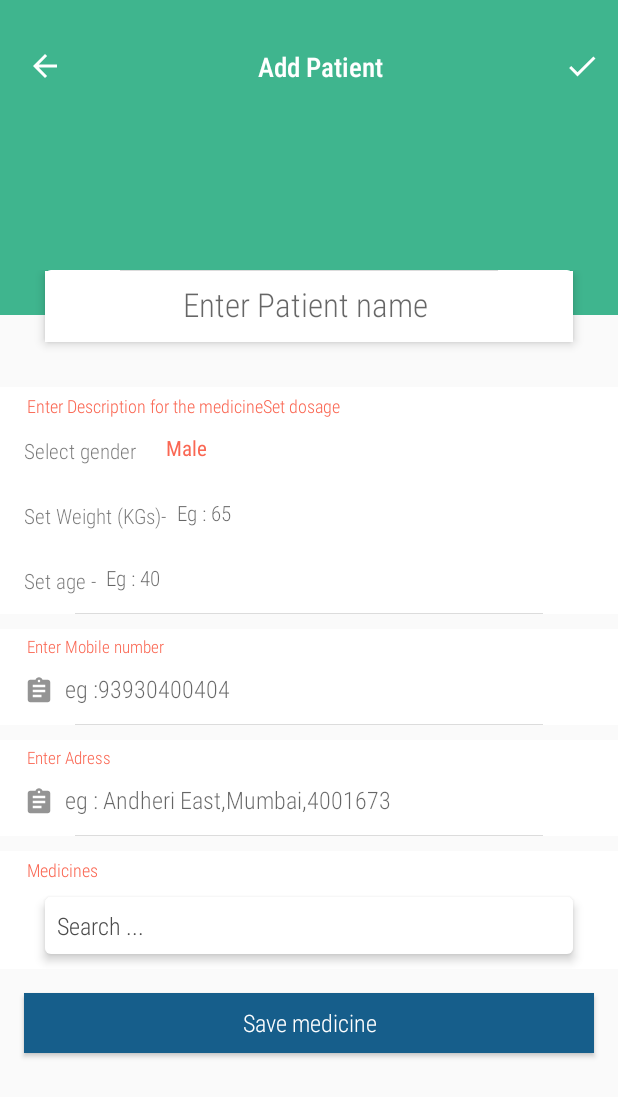
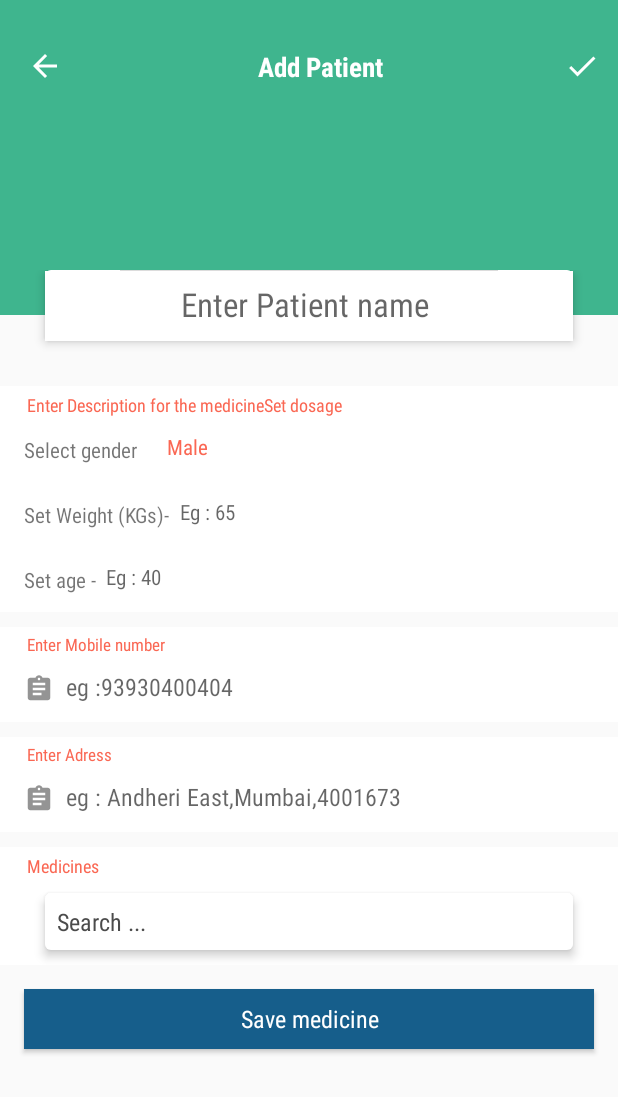
Before and after one commit to saijayant/DoctorsPrescription, an Android app: the AddPatientActivity screen opened directly, with no data from a screen before it, on a phone screen of 412 x 824 dp. Shown: the top 1097 px of the screen. Run offline under Robolectric (Android 15) with nearby library versions, the phone set to English and light mode, and no system bars.

```diff
--- a/app/src/main/java/com/sai_jayant/doctorprescription/AddPatientActivity.java
+++ b/app/src/main/java/com/sai_jayant/doctorprescription/AddPatientActivity.java
@@ -154,7 +154,7 @@ public class AddPatientActivity extends AppCompatActivity {
 
                         if (!age.getText().toString().equalsIgnoreCase("")) {
 
-                            SimpleDateFormat dateFormat = new SimpleDateFormat("dd-MMMM-yyyy hh.mm.aa");
+                            SimpleDateFormat dateFormat = new SimpleDateFormat("hh-mm-ss-dd-MM-yy-EE");
                             String formattedDate = dateFormat.format(new Date()).toString();
                             System.out.println(formattedDate);
                             date_now = formattedDate;
@@ -168,7 +168,7 @@ public class AddPatientActivity extends AppCompatActivity {
 
                                         count = count + 1;
 
-                                        med = med + "\n" + contactNumberLists.get(i).getMedicine_name() + " (" + contactNumberLists.get(i).getMedicine_type() + ")" + "\n\n" + contactNumberLists.get(i).getDosages() + "  " + contactNumberLists.get(i).getMedicine_type() + " " + ", " + contactNumberLists.get(i).getFrequency() + "  " + " For " + contactNumberLists.get(i).getDays() + "  " + "\nTake this medicine  " + contactNumberLists.get(i).getFood() + "  " + " \n ........................................................................\n";
+                                        med = med + contactNumberLists.get(i).getMedicine_name() + " (" + contactNumberLists.get(i).getMedicine_type() + ")" + "\n\n" + contactNumberLists.get(i).getDosages() + "  " + contactNumberLists.get(i).getMedicine_type() + " " + ", " + contactNumberLists.get(i).getFrequency() + "  " + " For " + contactNumberLists.get(i).getDays() + "  " + "\nTake this medicine  " + contactNumberLists.get(i).getFood() + "  " + " \n ........................................................................\n\n";
 
                                         String medd = med;
                                     } else {
@@ -311,6 +311,7 @@ public class AddPatientActivity extends AppCompatActivity {
                 String setDays = data.getStringExtra("setDays");
                 String from_cos = data.getStringExtra("from_cos");
                 String med_id = data.getStringExtra("med_id");
+                Boolean checked = data.getBooleanExtra("checked",false);
 
                 int position = data.getIntExtra("position", 0);
 
@@ -339,6 +340,7 @@ public class AddPatientActivity extends AppCompatActivity {
                 m.setFrequency(setFrequency);
                 m.setDays(setDays);
                 m.setMed_id(med_id);
+                m.setSelected(checked);
 
 
                 for (int i = 0; i < contactNumberLists.size(); i++) {
--- a/app/src/main/java/com/sai_jayant/doctorprescription/CostomChildClass.java
+++ b/app/src/main/java/com/sai_jayant/doctorprescription/CostomChildClass.java
@@ -25,6 +25,7 @@ public class CostomChildClass extends Activity {
     int position;
     String from_cos;
     String med_id;
+    Boolean isSelected;
 
 
     @Override
@@ -44,6 +45,8 @@ public class CostomChildClass extends Activity {
         setDays = data.getStringExtra("setDays");
         position = data.getIntExtra("position", 0);
         med_id = data.getStringExtra("med_id");
+        isSelected=   data.getBooleanExtra("checked",false);
+
 
 
         if (from.equalsIgnoreCase("daily_dosages")) {
@@ -99,6 +102,7 @@ public class CostomChildClass extends Activity {
                 intent.putExtra("position", position);
                 intent.putExtra("from_cos", from_cos);
                 intent.putExtra("med_id", med_id);
+                intent.putExtra("checked", isSelected);
                 setResult(RESULT_OK, intent);
                 finish();
             }
--- a/app/src/main/res/layout/add_patient_child.xml
+++ b/app/src/main/res/layout/add_patient_child.xml
@@ -72,7 +72,7 @@
                         android:layout_height="wrap_content"
                         android:layout_centerHorizontal="true"
                         android:layout_marginTop="30dp"
-                        android:fontFamily="sans-serif-condensed-light"
+                        android:fontFamily="sans-serif-condensed"
                         android:padding="2dp"
                         android:text="Add Patient"
                         android:textColor="#fff"
@@ -152,7 +152,7 @@
                             android:layout_height="wrap_content"
                             android:layout_marginBottom="1dp"
                             android:background="@drawable/edit_text"
-                            android:fontFamily="sans-serif-condensed-light"
+                            android:fontFamily="sans-serif-condensed"
                             android:hint="Enter Patient name "
                             android:inputType="textPersonName"
                             android:textColor="@color/clip_color_one"
@@ -160,13 +160,6 @@
                     </LinearLayout>
 
 
-                    <View
-                        android:layout_width="match_parent"
-                        android:layout_height="0.5dp"
-                        android:layout_alignParentBottom="true"
-                        android:layout_marginLeft="50dp"
-                        android:layout_marginRight="50dp"
-                        android:background="@color/transparent" />
                 </LinearLayout>
 
             </LinearLayout>
@@ -184,7 +177,7 @@
                     android:layout_height="wrap_content"
                     android:layout_marginLeft="18dp"
                     android:layout_marginTop="4dp"
-                    android:fontFamily="sans-serif-condensed-light"
+                    android:fontFamily="sans-serif-condensed"
                     android:text="Enter Description for the medicineSet dosage"
 
                     android:textColor="@color/clip_color_one"
@@ -203,8 +196,8 @@
                         android:layout_gravity="center"
                         android:layout_marginBottom="4dp"
                         android:layout_marginLeft="8dp"
-                        android:fontFamily="sans-serif-condensed-light"
                         android:layout_marginTop="4dp"
+                        android:fontFamily="sans-serif-condensed"
                         android:text="Select gender" />
 
                     <Spinner
@@ -233,19 +226,19 @@
                         android:layout_gravity="center"
                         android:layout_marginBottom="4dp"
                         android:layout_marginLeft="8dp"
-                        android:textSize="14sp"
                         android:layout_marginTop="4dp"
-                        android:fontFamily="sans-serif-condensed-light"
-                        android:text="Set Weight (KGs)- " />
+                        android:fontFamily="sans-serif-condensed"
+                        android:text="Set Weight (KGs)- "
+                        android:textSize="14sp" />
 
                     <EditText
                         android:id="@+id/weight"
                         android:layout_width="250dp"
                         android:layout_height="25dp"
+                        android:layout_gravity="center"
                         android:layout_marginBottom="1dp"
-                        android:layout_gravity="center"
                         android:background="@drawable/edit_text"
-                        android:fontFamily="sans-serif-condensed-light"
+                        android:fontFamily="sans-serif-condensed"
                         android:hint=" Eg : 65"
                         android:inputType="numberDecimal"
                         android:textColor="@color/clip_color_one"
@@ -264,12 +257,12 @@
                         android:layout_width="wrap_content"
                         android:layout_height="wrap_content"
                         android:layout_gravity="center"
-                        android:fontFamily="sans-serif-condensed-light"
-                        android:inputType="number"
-
                         android:layout_marginBottom="4dp"
                         android:layout_marginLeft="8dp"
+
                         android:layout_marginTop="4dp"
+                        android:fontFamily="sans-serif-condensed"
+                        android:inputType="number"
                         android:text="Set age - " />
 
 
@@ -277,24 +270,17 @@
                         android:id="@+id/age"
                         android:layout_width="250dp"
                         android:layout_height="25dp"
+                        android:layout_gravity="center"
                         android:layout_marginBottom="1dp"
                         android:background="@drawable/edit_text"
-                        android:fontFamily="sans-serif-condensed-light"
+                        android:fontFamily="sans-serif-condensed"
                         android:hint=" Eg : 40 "
                         android:inputType="numberDecimal"
-                        android:layout_gravity="center"
                         android:textColor="@color/clip_color_one"
                         android:textSize="14sp" />
                 </LinearLayout>
 
 
-                <View
-                    android:layout_width="match_parent"
-                    android:layout_height="0.5dp"
-                    android:layout_alignParentBottom="true"
-                    android:layout_marginLeft="50dp"
-                    android:layout_marginRight="50dp"
-                    android:background="@color/gainsboro" />
             </LinearLayout>
 
             <LinearLayout
@@ -310,7 +296,7 @@
                     android:layout_height="wrap_content"
                     android:layout_marginLeft="18dp"
                     android:layout_marginTop="4dp"
-                    android:fontFamily="sans-serif-condensed-light"
+                    android:fontFamily="sans-serif-condensed"
 
                     android:text="Enter Mobile number"
                     android:textColor="@color/clip_color_one"
@@ -337,26 +323,18 @@
                         android:layout_height="wrap_content"
                         android:layout_gravity="center"
                         android:layout_marginBottom="1dp"
-                        android:fontFamily="sans-serif-condensed-light"
-                        android:inputType="number"
-android:maxLength="10"
                         android:layout_marginLeft="4dp"
                         android:layout_marginRight="8dp"
                         android:background="@drawable/edit_text"
+                        android:fontFamily="sans-serif-condensed"
                         android:hint=" eg :93930400404"
+                        android:inputType="number"
+                        android:maxLength="10"
                         android:textColor="@color/clip_color_one"
                         android:textSize="16sp" />
                 </LinearLayout>
 
 
-                <View
-                    android:id="@+id/last_divider"
-                    android:layout_width="match_parent"
-                    android:layout_height="0.5dp"
-                    android:layout_alignParentBottom="true"
-                    android:layout_marginLeft="50dp"
-                    android:layout_marginRight="50dp"
-                    android:background="@color/gainsboro" />
             </LinearLayout>
 
             <LinearLayout
@@ -372,7 +350,7 @@ android:maxLength="10"
                     android:layout_height="wrap_content"
                     android:layout_marginLeft="18dp"
                     android:layout_marginTop="4dp"
-                    android:fontFamily="sans-serif-condensed-light"
+                    android:fontFamily="sans-serif-condensed"
 
                     android:text="Enter Adress "
                     android:textColor="@color/clip_color_one"
@@ -399,26 +377,18 @@ android:maxLength="10"
                         android:layout_height="wrap_content"
                         android:layout_gravity="center"
                         android:layout_marginBottom="1dp"
-                        android:fontFamily="sans-serif-condensed-light"
-                        android:inputType="textPersonName"
-
                         android:layout_marginLeft="4dp"
                         android:layout_marginRight="8dp"
+
                         android:background="@drawable/edit_text"
+                        android:fontFamily="sans-serif-condensed"
                         android:hint=" eg : Andheri East,Mumbai,4001673"
+                        android:inputType="textPersonName"
                         android:textColor="@color/clip_color_one"
                         android:textSize="16sp" />
                 </LinearLayout>
 
 
-                <View
-                    android:id="@+id/last_divider"
-                    android:layout_width="match_parent"
-                    android:layout_height="0.5dp"
-                    android:layout_alignParentBottom="true"
-                    android:layout_marginLeft="50dp"
-                    android:layout_marginRight="50dp"
-                    android:background="@color/gainsboro" />
             </LinearLayout>
 
             <LinearLayout
@@ -434,7 +404,7 @@ android:maxLength="10"
                     android:layout_height="wrap_content"
                     android:layout_marginLeft="18dp"
                     android:layout_marginTop="4dp"
-                    android:fontFamily="sans-serif-condensed-light"
+                    android:fontFamily="sans-serif-condensed"
 
                     android:text="Medicines "
                     android:textColor="@color/clip_color_one"
@@ -444,21 +414,21 @@ android:maxLength="10"
                 <EditText
                     android:id="@+id/search"
                     android:layout_width="match_parent"
+                    android:layout_height="wrap_content"
+                    android:layout_gravity="center"
+                    android:layout_marginBottom="10dp"
                     android:layout_marginLeft="30dp"
                     android:layout_marginRight="30dp"
-                    android:layout_gravity="center"
-                    android:elevation="4dp"
-                    android:padding="8dp"
 
                     android:layout_marginTop="10dp"
-                    android:textColorHint="@color/text_gray_one"
-                    android:layout_height="wrap_content"
-                    android:layout_marginBottom="10dp"
                     android:background="@drawable/edit_text"
-                    android:fontFamily="sans-serif-condensed-light"
+                    android:elevation="4dp"
+                    android:fontFamily="sans-serif-condensed"
                     android:hint="Search ... "
                     android:inputType="textPersonName"
+                    android:padding="8dp"
                     android:textColor="@color/clip_color_one"
+                    android:textColorHint="@color/text_gray_one"
                     android:textSize="16sp" />
 
                 <android.support.v7.widget.RecyclerView
@@ -467,7 +437,6 @@ android:maxLength="10"
                     android:layout_height="wrap_content"
                     android:scrollbars="none" />
             </LinearLayout>
-
 
 
             <LinearLayout
@@ -495,7 +464,7 @@ android:maxLength="10"
                         android:layout_margin="8dp"
                         android:layout_weight="1"
                         android:background="@color/primary_dark"
-                        android:fontFamily="sans-serif-condensed-light"
+                        android:fontFamily="sans-serif-condensed"
 
                         android:paddingLeft="15dp"
                         android:paddingRight="15dp"
--- a/app/src/main/res/layout/medicine_item_list.xml
+++ b/app/src/main/res/layout/medicine_item_list.xml
@@ -47,9 +47,9 @@
                 android:fontFamily="sans-serif-condensed"
 
                 android:padding="4dp"
-                android:text="Show this medicine always "
+                android:text="Select this medicine (Checkbox) "
                 android:textColor="#fd237e29"
-                android:textSize="15sp" />
+                android:textSize="13sp" />
 
             <LinearLayout
                 android:id="@+id/csb"
--- a/app/src/main/res/values/colors.xml
+++ b/app/src/main/res/values/colors.xml
@@ -2,7 +2,7 @@
 <resources>
     <color name="colorPrimary">#3fb58e</color>
     <color name="colorPrimaryDark">#309f6f</color>
-    <color name="colorAccent">#FF4081</color>
+    <color name="colorAccent">#405dff</color>
     <color name="primary">#7AA4D5</color>
     <color name="primary_dark">#165E8B</color>
     <color name="accent">#7AA4D5</color>
```
Also changed, not shown: app/src/main/java/com/sai_jayant/doctorprescription/MedicineAdapter.java (+15 -0 lines), app/src/main/java/com/sai_jayant/doctorprescription/PatientAdapter.java (+106 -6 lines), app/src/main/res/layout/add_medicine_child.xml (+16 -30 lines), app/src/main/res/layout/patient_item_list.xml (+17 -12 lines).
